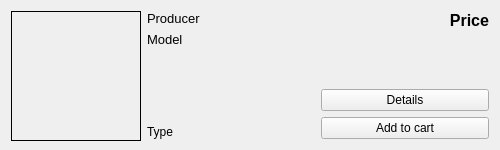
Above: devicewidget.ui from szymon27/xkomx before the change. Below: the same form after it.
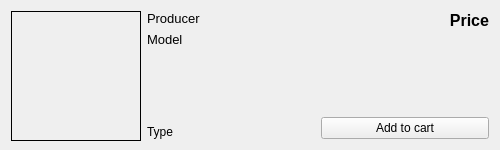
That is the form after the change.

```diff
--- a/devicewidget.ui
+++ b/devicewidget.ui
@@ -131,13 +131,6 @@
        </property>
       </spacer>
      </item>
-     <item>
-      <widget class="QPushButton" name="btnDetails">
-       <property name="text">
-        <string>Details</string>
-       </property>
-      </widget>
-     </item>
      <item>
       <widget class="QPushButton" name="btnAddToCart">
        <property name="text">
```
Left out of the diff: 1 changed line with no effect on the pictures.
